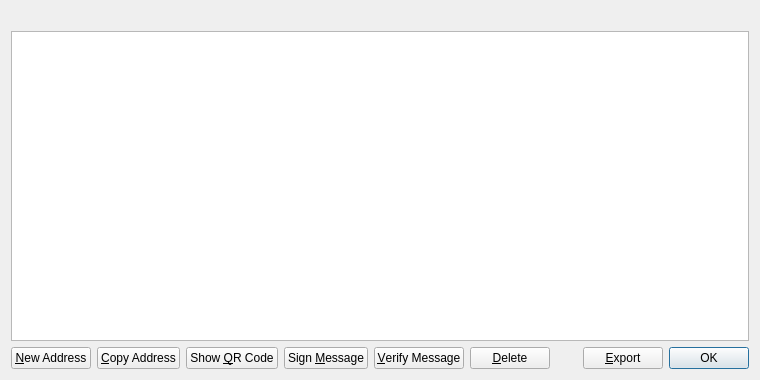
Above: src/qt/forms/addressbookpage.ui from GhostLion/GameCoin before the change. Below: the same form after it.
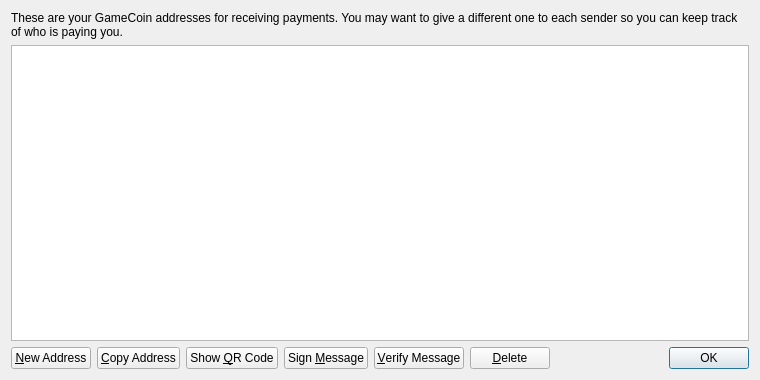
That is the form after the change. Icons and pictures are not drawn.

```diff
--- a/src/qt/forms/addressbookpage.ui
+++ b/src/qt/forms/addressbookpage.ui
@@ -16,6 +16,9 @@
   <layout class="QVBoxLayout" name="verticalLayout">
    <item>
     <widget class="QLabel" name="labelExplanation">
+     <property name="text">
+      <string>These are your GameCoin addresses for receiving payments. You may want to give a different one to each sender so you can keep track of who is paying you.</string>
+     </property>
      <property name="textFormat">
       <enum>Qt::PlainText</enum>
      </property>
@@ -148,20 +151,6 @@
        </property>
       </spacer>
      </item>
-     <item>
-      <widget class="QPushButton" name="exportButton">
-       <property name="toolTip">
-        <string>Export the data in the current tab to a file</string>
-       </property>
-       <property name="text">
-        <string>&amp;Export</string>
-       </property>
-       <property name="icon">
-        <iconset resource="../bitcoin.qrc">
-         <normaloff>:/icons/export</normaloff>:/icons/export</iconset>
-       </property>
-      </widget>
-     </item>
      <item>
       <widget class="QDialogButtonBox" name="buttonBox">
        <property name="sizePolicy">
```
Left out of the diff: 10 changed lines with no effect on the pictures.
